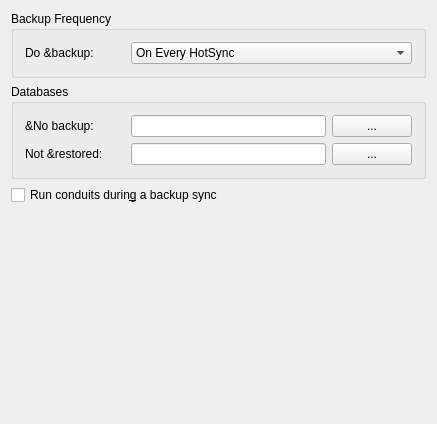
Qt form kpilot/kpilot/config_page_backup.ui (chusopr/kdepim-ktimetracker-akonadi) before a commit.
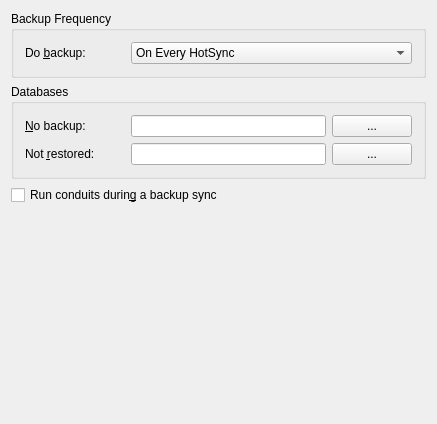
The same form after that commit. Custom widgets are drawn as their Qt base class.

Commit message: Renaming our library versions. There's no reason for todo2.so or calendar2.so names when we can just use todo.so and calendar.so. Also found one baddie in that we were setting the plugin name in the calendar factory to "todo" instead of "calendar" (actually, we were setting both the todo and calendar plugin names to "todo2"). I'm hoping this'll explain the weird Kubuntu errors. Also fixing incorrect starting tab in contact settings dialog from the fourth one to the first one. And we were missing buddy widgets for our mnemonics, so the text was actually showing the &'s.

Diff of the .ui file:
```diff
--- a/kpilot/kpilot/config_page_backup.ui
+++ b/kpilot/kpilot/config_page_backup.ui
@@ -43,6 +43,12 @@
           <property name="wordWrap" >
            <bool>false</bool>
           </property>
+          <property name="indent" >
+           <number>0</number>
+          </property>
+          <property name="buddy" >
+           <cstring>fBackupFrequency</cstring>
+          </property>
          </widget>
         </item>
         <item>
@@ -108,6 +114,12 @@
           <property name="wordWrap" >
            <bool>false</bool>
           </property>
+          <property name="indent" >
+           <number>0</number>
+          </property>
+          <property name="buddy" >
+           <cstring>fBackupOnly</cstring>
+          </property>
          </widget>
         </item>
         <item>
@@ -151,6 +163,12 @@
           <property name="wordWrap" >
            <bool>false</bool>
           </property>
+          <property name="indent" >
+           <number>0</number>
+          </property>
+          <property name="buddy" >
+           <cstring>fSkipDB</cstring>
+          </property>
          </widget>
         </item>
         <item>
```
The commit also changes 7 other files.
